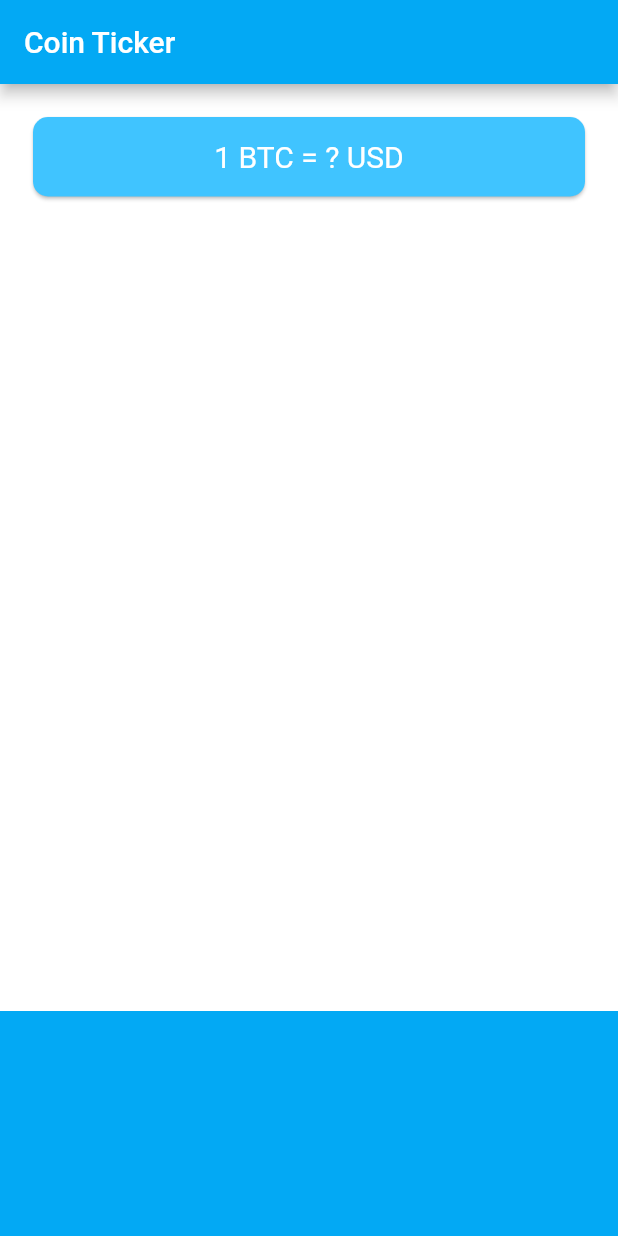
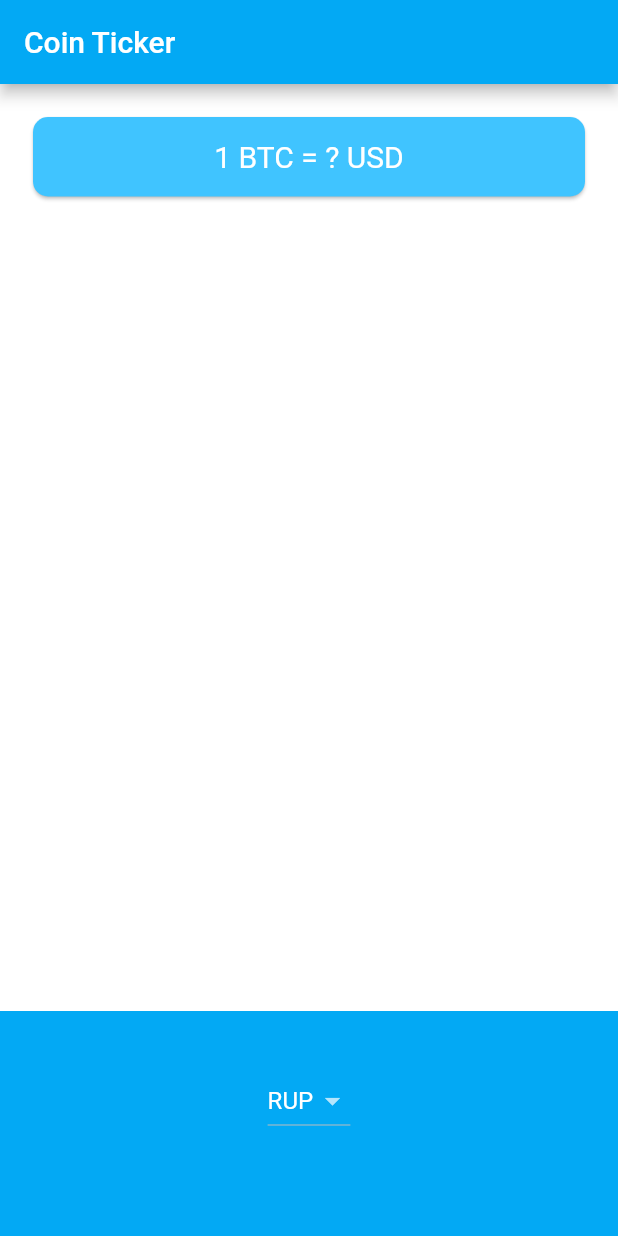
Before and after one commit to Abhishek-J-B-R-I/golden_medal, a Flutter app: the screen it shows after launch, on a phone screen of 412 x 824 dp. Run offline on Flutter 3.47's test engine with Material 2 defaults, Android fonts, the phone set to English and light mode, and no system bars.

Commit message:
i used dropped down

```diff
--- a/lib/price_screen.dart
+++ b/lib/price_screen.dart
@@ -8,6 +8,7 @@ class price_screen extends StatefulWidget {
 }
 
 class _price_screenState extends State<price_screen> {
+  String drope_down_menu= "RUP";
   @override
   Widget build(BuildContext context) {
     return Scaffold(
@@ -34,8 +35,22 @@ class _price_screenState extends State<price_screen> {
             height: 150,
             padding: EdgeInsets.only(bottom: 30),
             color: Colors.lightBlue,
-            child: null,
+
             alignment: Alignment.center,
+
+            child: DropdownButton<String>(
+                value: drope_down_menu,
+                items: [
+
+              DropdownMenuItem(child:Text("USD") ,value: "USD",),
+              DropdownMenuItem(child: Text("AUD"),value: "AUD",),
+              DropdownMenuItem(child: Text("RUP"), value: "RUP",)
+            ],onChanged:(value){
+                  setState(() {
+                    drope_down_menu=value!;
+                  });
+
+            }),
           )
         ],
       ),
```
